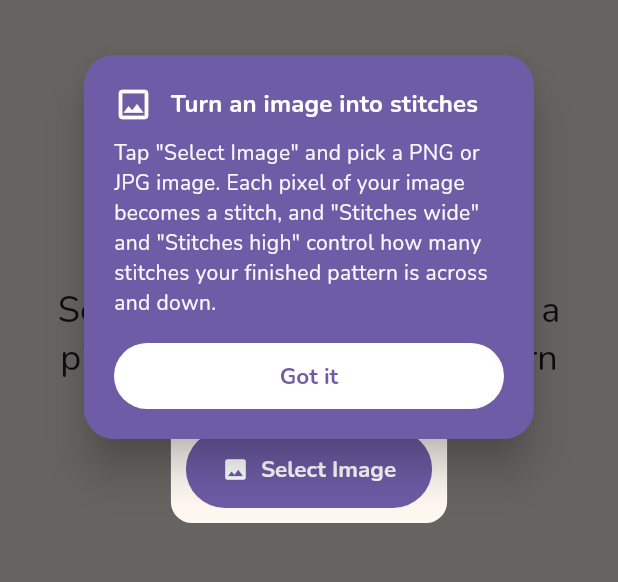
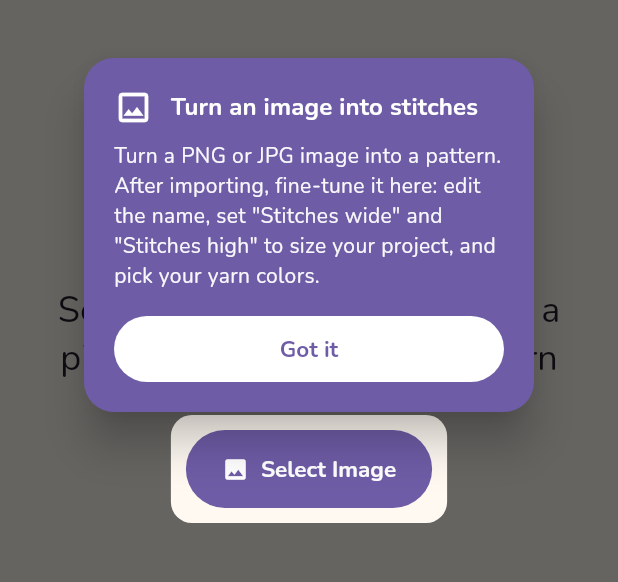
Before and after one commit to Camilu-png/pixel-crochet, a Flutter app: the ImportImageScreen screen opened by its route, on a phone screen of 412 x 824 dp, the part 62-644 px from its top. Run offline on Flutter 3.47's test engine with Material 3 defaults, Android fonts, the phone set to English and light mode, and no system bars; our stand-ins replace file_picker, flutter_riverpod, go_router, google_fonts, shared_preferences, web; accounts and stored records are empty.

Commit message:
fix(onboarding): keep tooltip from covering the target and always dismissible

```diff
--- a/lib/core/l10n/app_en.arb
+++ b/lib/core/l10n/app_en.arb
@@ -110,7 +110,7 @@
   "onboardingImportTitle": "Import a pattern",
   "onboardingImportDesc": "Upload a .txt crochet pattern or paste its text. Each row looks like this: \"R1: 10 red, 5 white\" — a row number followed by the colours and stitch counts.",
   "onboardingImportImageTitle": "Turn an image into stitches",
-  "onboardingImportImageDesc": "Tap \"Select Image\" and pick a PNG or JPG image. Each pixel of your image becomes a stitch, and \"Stitches wide\" and \"Stitches high\" control how many stitches your finished pattern is across and down.",
+  "onboardingImportImageDesc": "Turn a PNG or JPG image into a pattern. After importing, fine-tune it here: edit the name, set \"Stitches wide\" and \"Stitches high\" to size your project, and pick your yarn colors.",
   "onboardingImportImageButtonTitle": "Import from an image",
   "onboardingImportImageButtonDesc": "Tap \"Import Image\" to turn a picture into stitches. Upload a PNG or JPG image of your pixel art or cross-stitch pattern.",
   "onboardingImportPasteTitle": "Paste a pattern",
--- a/lib/core/l10n/app_es.arb
+++ b/lib/core/l10n/app_es.arb
@@ -110,7 +110,7 @@
   "onboardingImportTitle": "Importa un patrón",
   "onboardingImportDesc": "Sube un patrón .txt de crochet o pega su texto. Cada fila se ve así: \"R1: 10 rojo, 5 blanco\" — un número de fila seguido de los colores y cantidades de puntos.",
   "onboardingImportImageTitle": "Convierte tu imagen en puntos",
-  "onboardingImportImageDesc": "Toca \"Seleccionar imagen\" y elige una imagen PNG o JPG. Cada píxel de tu imagen se convierte en un punto, y \"Puntos ancho\" y \"Puntos alto\" controlan cuántos puntos tendrá tu patrón de ancho y de alto.",
+  "onboardingImportImageDesc": "Convierte una imagen PNG o JPG en un patrón. Tras importarla, ajústala aquí: edita el nombre, define \"Puntos ancho\" y \"Puntos alto\" para dimensionar tu proyecto y elige tus colores de hilo.",
   "onboardingImportImageButtonTitle": "Importar desde una imagen",
   "onboardingImportImageButtonDesc": "Toca \"Importar imagen\" para convertir una foto en puntos. Sube una imagen PNG o JPG de tu pixel art o patrón de punto de cruz.",
   "onboardingImportPasteTitle": "Pega un patrón",
--- a/lib/features/import_image/presentation/import_image_screen.dart
+++ b/lib/features/import_image/presentation/import_image_screen.dart
@@ -37,6 +37,7 @@ class _ImportImageScreenState extends ConsumerState<ImportImageScreen> {
   String? _errorMessage;
 
   final _selectImageKey = GlobalKey();
+  final _formKey = GlobalKey();
 
   @override
   void initState() {
@@ -82,7 +83,7 @@ class _ImportImageScreenState extends ConsumerState<ImportImageScreen> {
           icon: Icons.image_outlined,
           title: l10n.onboardingImportImageTitle,
           description: l10n.onboardingImportImageDesc,
-          targetKey: _selectImageKey,
+          targetKey: _imageBytes == null ? _selectImageKey : _formKey,
         ),
       ],
       child: Scaffold(
@@ -107,7 +108,11 @@ class _ImportImageScreenState extends ConsumerState<ImportImageScreen> {
           children: [
             if (_imageBytes != null) _buildImagePreview(),
             if (_imageBytes != null) const SizedBox(height: 24),
-            if (_imageBytes != null) _buildForm(l10n),
+            if (_imageBytes != null)
+              KeyedSubtree(
+                key: _formKey,
+                child: _buildForm(l10n),
+              ),
             if (_imageBytes != null) const SizedBox(height: 24),
             if (_errorMessage != null) _buildError(l10n),
             if (_gridInfo != null) _buildPreview(l10n),
--- a/lib/shared/widgets/onboarding_overlay.dart
+++ b/lib/shared/widgets/onboarding_overlay.dart
@@ -130,6 +130,8 @@ class _SpotlightLayer extends StatefulWidget {
 
 class _SpotlightLayerState extends State<_SpotlightLayer> {
   Rect? _targetRect;
+  double _tooltipHeight = 240;
+  final _cardKey = GlobalKey();
 
   @override
   void initState() {
@@ -166,14 +168,30 @@ class _SpotlightLayerState extends State<_SpotlightLayer> {
 
   void _syncTarget() {
     if (!mounted) return;
+    var changed = false;
+
     final ctx = widget.step.targetKey?.currentContext;
     final box = ctx?.findRenderObject() as RenderBox?;
     if (box != null && box.hasSize && box.attached) {
       final rect = box.localToGlobal(Offset.zero) & box.size;
       if (rect != _targetRect) {
-        setState(() => _targetRect = rect);
+        _targetRect = rect;
+        changed = true;
       }
     }
+
+    // Measure the actual tooltip height so it is placed on a side where it
+    // never overlaps the highlighted element.
+    final cardBox = _cardKey.currentContext?.findRenderObject() as RenderBox?;
+    if (cardBox != null && cardBox.hasSize && cardBox.attached) {
+      final height = cardBox.size.height;
+      if ((height - _tooltipHeight).abs() > 0.5) {
+        _tooltipHeight = height;
+        changed = true;
+      }
+    }
+
+    if (changed) setState(() {});
     // Keep tracking position for the next frame.
     WidgetsBinding.instance.addPostFrameCallback((_) => _syncTarget());
   }
@@ -189,31 +207,44 @@ class _SpotlightLayerState extends State<_SpotlightLayer> {
             ),
           ),
         ),
-        if (_targetRect != null)
-          _buildTooltip(context, _targetRect!),
+        // Always expose the card (and its dismiss button), even when the
+        // highlighted element is not currently mounted, so the overlay can
+        // never trap the user.
+        _buildTooltip(context, _targetRect),
       ],
     );
   }
 
-  Widget _buildTooltip(BuildContext context, Rect target) {
+  Widget _buildTooltip(BuildContext context, Rect? target) {
     final size = MediaQuery.sizeOf(context);
     const cardWidth = 300.0;
-    const gap = 16.0;
+    const gap = 12.0;
 
+    final cardHeight = _tooltipHeight;
     final step = widget.step;
 
-    // Prefer to place the card above the target; fall back to below / center.
     double top;
-    if (target.top > 260) {
-      top = math.max(8, target.top - 250);
-    } else if (target.bottom + 12 < size.height) {
+    if (target == null) {
+      // No highlighted element on screen: center the card.
+      top = math.max(8, (size.height - cardHeight) / 2);
+    } else {
+      // Prefer to place the card fully above the target; fall back to below;
+      // as a last resort center it (the card is capped so it always fits).
+      final spaceAbove = target.top - 8;
+      final spaceBelow = size.height - target.bottom - 8;
+      if (spaceAbove >= cardHeight + gap) {
+        top = target.top - cardHeight - gap;
+      } else if (spaceBelow >= cardHeight + gap) {
         top = target.bottom + gap;
       } else {
-      top = (size.height - 180) / 2;
+        top = math.max(8, (size.height - cardHeight) / 2);
+      }
     }
 
-    // Horizontally center the card over the target area, keeping it on-screen.
-    final left = (target.center.dx - cardWidth / 2)
+    // Center the card over the target area (or the screen when there is no
+    // target), keeping it on-screen.
+    final targetCenterDx = target?.center.dx ?? size.width / 2;
+    final left = (targetCenterDx - cardWidth / 2)
         .clamp(8.0, math.max(8.0, size.width - cardWidth - 8))
         .toDouble();
 
@@ -222,10 +253,14 @@ class _SpotlightLayerState extends State<_SpotlightLayer> {
       left: left,
       width: cardWidth,
       child: Material(
+        key: _cardKey,
         color: context.colors.brandLavender,
         elevation: 12,
         borderRadius: BorderRadius.circular(20),
         clipBehavior: Clip.antiAlias,
+        child: ConstrainedBox(
+          constraints: BoxConstraints(maxHeight: size.height - 16),
+          child: SingleChildScrollView(
             child: Padding(
               padding: const EdgeInsets.all(20),
               child: Column(
@@ -275,6 +310,8 @@ class _SpotlightLayerState extends State<_SpotlightLayer> {
               ),
             ),
           ),
+        ),
+      ),
     );
   }
 
```
Also changed, not shown: lib/generated/app_localizations.dart, lib/generated/app_localizations_en.dart, lib/generated/app_localizations_es.dart. Lines whose indentation alone changed are shown as unchanged.
